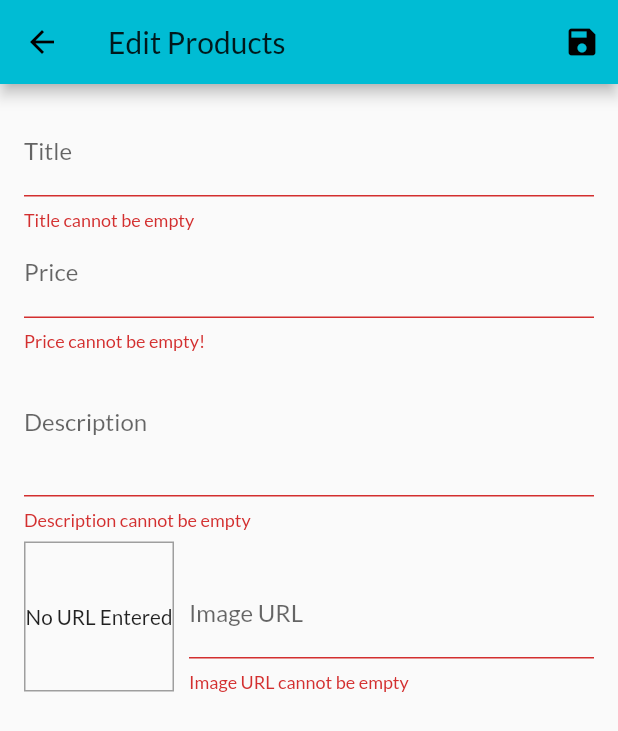
After one commit to DTU-DCODER/Bhukkad-Nukkad, a Flutter app: the EditProductScreen screen opened by its route, after a tap on the "save" icon, on a phone screen of 412 x 824 dp. The commit adds this screen. Shown: the top 731 px of the screen. Run offline on Flutter 3.47's test engine with Material 2 defaults, Android fonts, the light colour scheme and no system bars; network calls fail.

Commit message:
Second commit

```diff
--- /dev/null
+++ b/lib/screens/edit_product_screen.dart
@@ -0,0 +1,259 @@
+import 'package:flutter/material.dart';
+import 'package:flutter/services.dart';
+import 'package:provider/provider.dart';
+
+import '../providers/product.dart';
+import '../providers/products.dart';
+
+class NewProduct {
+  String title;
+  double price;
+  String imageUrl;
+  String description;
+  NewProduct({
+    this.title = "",
+    this.price = 0,
+    this.imageUrl = "",
+    this.description = "",
+  });
+}
+
+class EditProductScreen extends StatefulWidget {
+  static const routeName = "/edit-product";
+  @override
+  _EditProductScreenState createState() => _EditProductScreenState();
+}
+
+class _EditProductScreenState extends State<EditProductScreen> {
+  final _imageUrlController = TextEditingController();
+  final _imageUrlFocusNode = FocusNode();
+  final _form = GlobalKey<FormState>();
+  var newProduct = NewProduct();
+  bool _isInit = true;
+  Product chosenProduct;
+  bool get isImageValid {
+    String url = _imageUrlController.text;
+
+    bool _validURL = Uri.tryParse(url)?.hasAbsolutePath ?? false;
+    if (!url.isEmpty &&
+        _validURL &&
+        (url.endsWith('.jpg') ||
+            url.endsWith('.jpeg') ||
+            url.endsWith('.png'))) {
+      return true;
+    }
+    return false;
+  }
+
+  void _updateImageUrl() {
+    if (isImageValid && !_imageUrlFocusNode.hasFocus) setState(() {});
+  }
+
+  @override
+  void initState() {
+    _imageUrlFocusNode.addListener(_updateImageUrl);
+    super.initState();
+  }
+
+  void _saveForm() {
+    print("On saved triggered");
+    bool areAllValid = _form.currentState.validate();
+    if (!areAllValid) {
+      return;
+    }
+    final productsData = Provider.of<Products>(context, listen: false);
+    _form.currentState.save();
+    final toBeAddedProduct = Product(
+      id: chosenProduct.id == ""
+          ? "p" + (productsData.itemsLength + 1).toString()
+          : chosenProduct.id,
+      description: newProduct.description,
+      imageUrl: newProduct.imageUrl,
+      price: newProduct.price,
+      title: newProduct.title,
+      isFavorite: chosenProduct.isFavorite,
+    );
+    if (chosenProduct.id == "") {
+      productsData.addProduct(toBeAddedProduct);
+    } else {
+      productsData.updateProduct(chosenProduct.id, toBeAddedProduct);
+    }
+    Navigator.of(context).pop();
+  }
+
+  @override
+  void dispose() {
+    _imageUrlFocusNode.removeListener(_updateImageUrl);
+    _imageUrlController.dispose();
+    _imageUrlFocusNode.dispose();
+    super.dispose();
+  }
+
+  @override
+  void didChangeDependencies() {
+    if (_isInit) {
+      final productId = ModalRoute.of(context).settings.arguments;
+      if (productId != null) {
+        chosenProduct = Provider.of<Products>(context).findById(productId);
+        newProduct.price = chosenProduct.price;
+        newProduct.description = chosenProduct.description;
+        newProduct.title = chosenProduct.title;
+        _imageUrlController.text = chosenProduct.imageUrl;
+      } else {
+        chosenProduct = Product(
+          description: "",
+          id: "",
+          imageUrl: "",
+          price: 0,
+          title: "",
+        );
+      }
+    }
+    _isInit = false;
+    super.didChangeDependencies();
+  }
+
+  @override
+  Widget build(BuildContext context) {
+    return Scaffold(
+      appBar: AppBar(
+        title: Text("Edit Products"),
+        actions: [
+          IconButton(
+            icon: Icon(Icons.save),
+            onPressed: _saveForm,
+          )
+        ],
+      ),
+      body: Padding(
+        padding: const EdgeInsets.all(16.0),
+        child: Form(
+          key: _form,
+          child: SingleChildScrollView(
+            child: Column(
+              children: [
+                TextFormField(
+                  initialValue: newProduct.title,
+                  decoration: InputDecoration(
+                    labelText: "Title",
+                  ),
+                  textInputAction: TextInputAction.next,
+                  onSaved: (value) => newProduct.title = value,
+                  validator: (value) {
+                    if (value.isEmpty) {
+                      return "Title cannot be empty";
+                    }
+                    return null;
+                  },
+                ),
+                TextFormField(
+                  initialValue:
+                      newProduct.price != 0 ? newProduct.price.toString() : "",
+                  decoration: InputDecoration(
+                    labelText: "Price",
+                  ),
+                  textInputAction: TextInputAction.next,
+                  keyboardType: TextInputType.number,
+                  onSaved: (value) => newProduct.price = double.parse(value),
+                  validator: (value) {
+                    if (value.isEmpty) {
+                      return "Price cannot be empty!";
+                    }
+                    if (double.tryParse(value) == null) {
+                      return "Enter a valid number!";
+                    }
+                    if (double.parse(value) <= 0) {
+                      return "Price should be above zero!";
+                    }
+                    return null;
+                  },
+                ),
+                TextFormField(
+                  initialValue: newProduct.description,
+                  maxLines: 3,
+                  keyboardType: TextInputType.multiline,
+                  decoration: InputDecoration(
+                    labelText: "Description",
+                  ),
+                  onSaved: (value) => newProduct.description = value,
+                  validator: (value) {
+                    if (value.isEmpty) {
+                      return "Description cannot be empty";
+                    }
+                    if (value.length < 10) {
+                      return "At least 10 characters required";
+                    }
+                    return null;
+                  },
+                ),
+                Row(
+                  crossAxisAlignment: CrossAxisAlignment.end,
+                  children: <Widget>[
+                    Container(
+                      margin: EdgeInsets.only(
+                        top: 8,
+                        right: 10,
+                      ),
+                      height: 100,
+                      width: 100,
+                      decoration: BoxDecoration(
+                        border: Border.all(
+                          width: 1,
+                          color: Colors.grey,
+                        ),
+                      ),
+                      child: _imageUrlController.text.isEmpty
+                          ? Center(
+                              child: FittedBox(
+                                child: Text("No URL Entered"),
+                              ),
+                            )
+                          : isImageValid
+                              ? FittedBox(
+                                  child: Image.network(
+                                    _imageUrlController.text,
+                                    fit: BoxFit.cover,
+                                  ),
+                                )
+                              : Center(
+                                  child: Text(
+                                    "Invalid URL",
+                                    style: TextStyle(
+                                        color: Theme.of(context).errorColor),
+                                  ),
+                                ),
+                    ),
+                    Expanded(
+                      child: TextFormField(
+                        decoration: InputDecoration(
+                          labelText: "Image URL",
+                        ),
+                        keyboardType: TextInputType.url,
+                        textInputAction: TextInputAction.done,
+                        controller: _imageUrlController,
+                        focusNode: _imageUrlFocusNode,
+                        onEditingComplete: () => setState(() {}),
+                        onChanged: (_) => setState(() {}),
+                        onFieldSubmitted: (_) => _saveForm(),
+                        onSaved: (value) => newProduct.imageUrl = value,
+                        validator: (value) {
+                          if (value.isEmpty) {
+                            return "Image URL cannot be empty";
+                          }
+                          if (!isImageValid) {
+                            return "Invalid URL";
+                          }
+                          return null;
+                        },
+                      ),
+                    )
+                  ],
+                ),
+              ],
+            ),
+          ),
+        ),
+      ),
+    );
+  }
+}
--- a/lib/widgets/app_drawer.dart
+++ b/lib/widgets/app_drawer.dart
@@ -1,5 +1,6 @@
 import 'package:flutter/material.dart';
 
+import '../screens/user_products_screen.dart';
 import '../screens/orders_screen.dart';
 
 class AppDrawer extends StatelessWidget {
@@ -29,6 +30,15 @@ class AppDrawer extends StatelessWidget {
                   .pushReplacementNamed(OrdersScreen.routeName);
             },
           ),
+          Divider(),
+          ListTile(
+            leading: Icon(Icons.edit_road_outlined),
+            title: Text("Manage Products"),
+            onTap: () {
+              Navigator.of(context)
+                  .pushReplacementNamed(UserProductsScreen.routeName);
+            },
+          ),
         ],
       ),
     );
--- a/lib/widgets/order_item.dart
+++ b/lib/widgets/order_item.dart
@@ -1,6 +1,5 @@
 import 'package:flutter/material.dart';
 import 'package:intl/intl.dart';
-import 'dart:math';
 
 import '../providers/orders.dart' as ord;
 
```
Also changed, not shown: lib/main.dart (+6 -2 lines), lib/providers/cart.dart (+24 -1 lines), lib/providers/products.dart (+23 -2 lines), lib/screens/user_products_screen.dart (added, +45 -0 lines), lib/widgets/add_to_cart_modal_sheet.dart (+2 -16 lines), lib/widgets/cart_item.dart (+20 -0 lines), lib/widgets/user_product_item.dart (added, +46 -0 lines), pubspec.yaml (+3 -12 lines), pubspec.lock.
